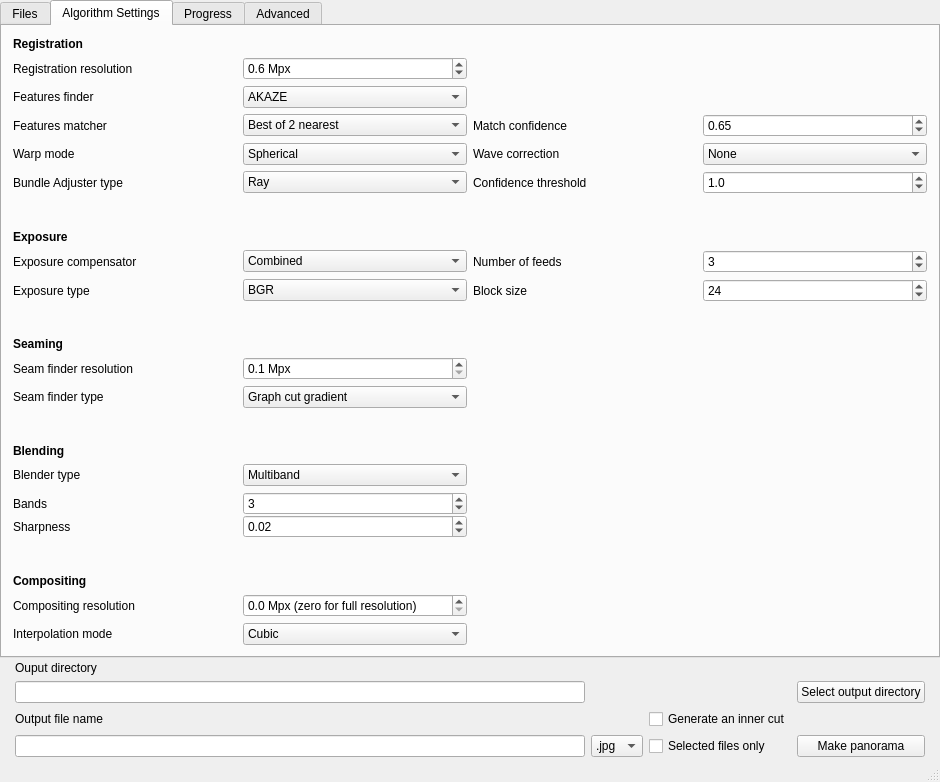
Before: the Qt Designer form src/mainwindow.ui in qchateau/AutoPanorama, drawn with Qt 5.
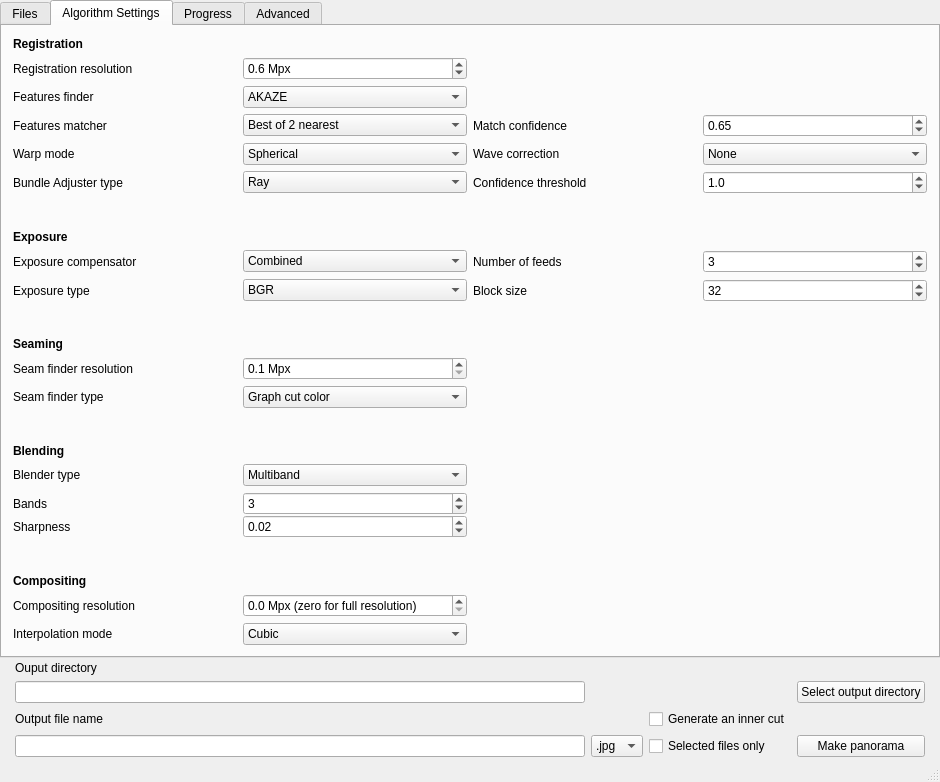
After: the same form once the commit is applied. The open tabs and pages were chosen to show the change. Icons and pictures are not drawn. Custom widgets are drawn as their Qt base class.

Commit message: Changed default bs

The edit to the form file:
```diff
--- a/src/mainwindow.ui
+++ b/src/mainwindow.ui
@@ -460,11 +460,6 @@
         </item>
         <item row="16" column="1">
          <widget class="QComboBox" name="seamfindermode_combobox">
-          <item>
-           <property name="text">
-            <string>Graph cut gradient</string>
-           </property>
-          </item>
           <item>
            <property name="text">
             <string>Graph cut color</string>
@@ -715,7 +710,7 @@
            <number>1024</number>
           </property>
           <property name="value">
-           <number>24</number>
+           <number>32</number>
           </property>
          </widget>
         </item>
```
Left out of the diff: 9 changed lines with no effect on the pictures. The commit also changes 2 other files.
